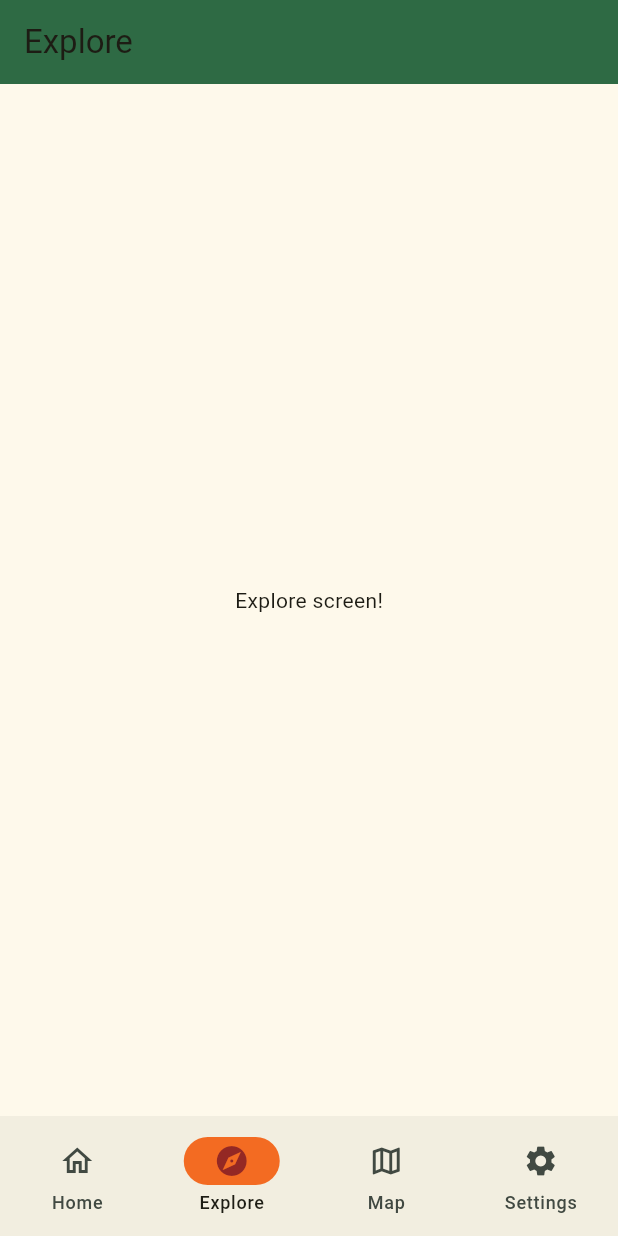
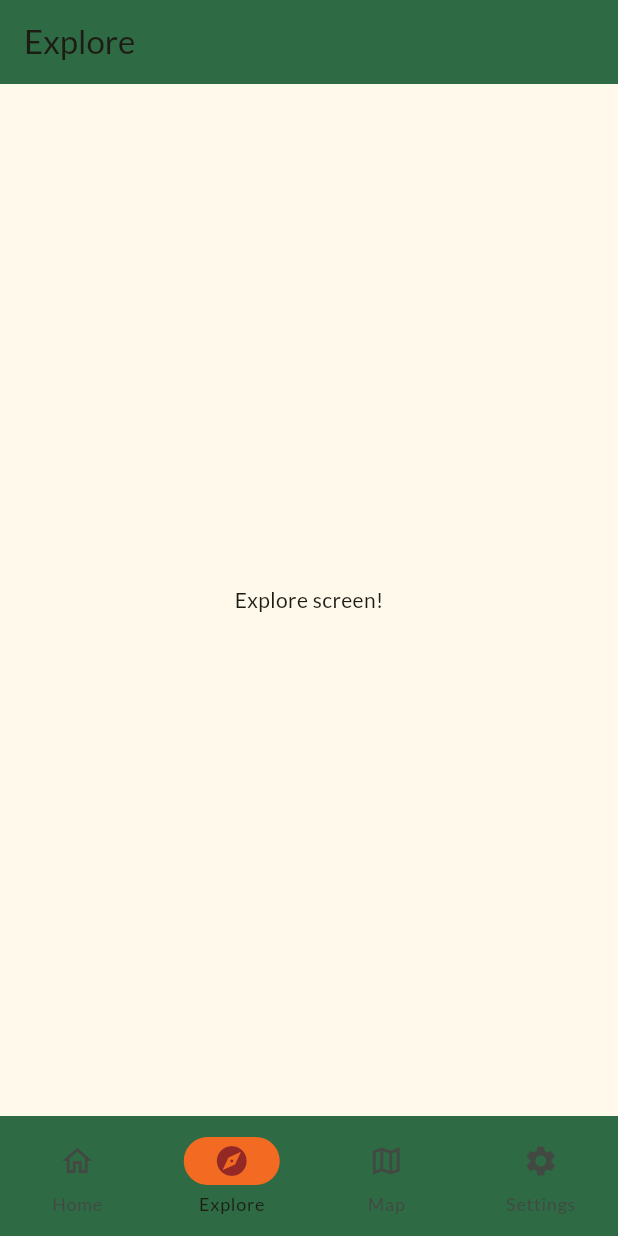
Before and after one commit to owendanke/tree-trail-app, a Flutter app: the screen it shows after launch, item 2 of the bottom bar chosen, on a phone screen of 412 x 824 dp. Run offline on Flutter 3.47's test engine with Material 3 defaults, Android fonts, the phone set to English and light mode, and no system bars; our stand-ins replace google_fonts.

Commit message:
improved text theme and modified about and visitor info

```diff
--- a/lib/main.dart
+++ b/lib/main.dart
@@ -18,7 +18,8 @@ class MainApp extends StatelessWidget {
   Widget build(BuildContext context) {
     return MaterialApp(
       title: 'Holcomb Tree Trail',
-      theme: ThemeData.from(colorScheme: MaterialTheme.lightScheme()),
+      //theme: ThemeData.from(colorScheme: MaterialTheme.lightScheme(), textTheme: GoogleFonts.latoTextTheme()),
+      theme: MaterialTheme().light(),
       //home: HomePage(title: 'Home Page'),
       home: const MainNavigation(), // use MainNavigation instead of HomePage
     );
--- a/lib/ui/nav_bar.dart
+++ b/lib/ui/nav_bar.dart
@@ -58,7 +58,7 @@ class _MainNavigationState extends State<MainNavigation> {
           ),
         ),
         bottomNavigationBar: NavigationBar(
-          //backgroundColor: Theme.of(context).colorScheme.primary,
+          backgroundColor: Theme.of(context).colorScheme.primary,
           indicatorColor: Theme.of(context).colorScheme.secondary,
           selectedIndex: _currentIndex,
           onDestinationSelected: (index) {
--- a/lib/ui/theme.dart
+++ b/lib/ui/theme.dart
@@ -2,6 +2,7 @@ import "package:flutter/material.dart";
 import "package:google_fonts/google_fonts.dart";
 
 class MaterialTheme {
+
   TextTheme textTheme = GoogleFonts.latoTextTheme();
 
   MaterialTheme();
@@ -343,12 +344,11 @@ class MaterialTheme {
     colorScheme: colorScheme,
     textTheme: textTheme.apply(
       bodyColor: colorScheme.onSurface,
-       displayColor: colorScheme.onSurface,
+      displayColor: colorScheme.onPrimary,
     ),
     scaffoldBackgroundColor: colorScheme.surface,
     canvasColor: colorScheme.surface,
   );
-
 
   List<ExtendedColor> get extendedColors => [
   ];
--- a/pubspec.yaml
+++ b/pubspec.yaml
@@ -23,3 +23,4 @@ flutter:
     - lib/assets/tree_trail_logo.png
     - lib/assets/HTT_farm_view.png
     - lib/assets/ABOUT_THE_TRAIL.txt
+    - lib/assets/VISITOR_INFO.txt
```
Also changed, not shown: lib/pages/home/about.dart (+4 -4 lines), lib/pages/home/visitor_info.dart (+45 -5 lines). Lines whose indentation alone changed are shown as unchanged.
